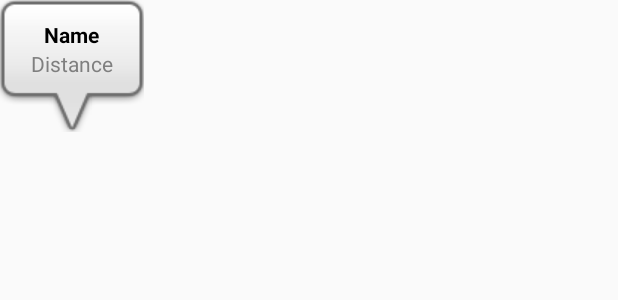
After one commit to mandinga90/WannaDrink, an Android app: the layout custom_info_window.xml on its own in the app's theme, with its tools: preview values and no code run, on a phone screen of 412 x 824 dp. The commit adds this screen. Shown: the top 300 px of the screen. Run offline under Robolectric (Android 15) with nearby library versions, the phone set to English and light mode, and no system bars.

Commit message:
Custom infoWindow for map marker with clickable balloon

```diff
--- a/app/src/main/java/com/wanna_drink/wannadrink/activities/MapsActivity.java
+++ b/app/src/main/java/com/wanna_drink/wannadrink/activities/MapsActivity.java
@@ -13,6 +13,11 @@ import android.support.v4.app.ActivityCompat;
 import android.support.v4.app.FragmentActivity;
 import android.os.Bundle;
 import android.support.v4.content.ContextCompat;
+import android.view.Gravity;
+import android.view.View;
+import android.view.ViewGroup;
+import android.widget.LinearLayout;
+import android.widget.TextView;
 import android.widget.Toast;
 
 import com.google.android.gms.location.FusedLocationProviderClient;
@@ -25,6 +30,7 @@ import com.google.android.gms.maps.SupportMapFragment;
 import com.google.android.gms.maps.model.BitmapDescriptorFactory;
 import com.google.android.gms.maps.model.CameraPosition;
 import com.google.android.gms.maps.model.LatLng;
+import com.google.android.gms.maps.model.Marker;
 import com.google.android.gms.maps.model.MarkerOptions;
 import com.google.android.gms.tasks.OnSuccessListener;
 import com.wanna_drink.wannadrink.R;
@@ -34,24 +40,20 @@ import com.wanna_drink.wannadrink.entities.UserBuilder;
 import com.wanna_drink.wannadrink.functional.App;
 import com.wanna_drink.wannadrink.functional.Consumer;
 import com.wanna_drink.wannadrink.functional.RetainFragment;
-import com.wanna_drink.wannadrink.functional.SafeConversions;
 
-import java.util.ArrayList;
-import java.util.Date;
 import java.util.List;
 import java.util.Map;
 
 import static android.preference.PreferenceManager.getDefaultSharedPreferences;
 import static com.wanna_drink.wannadrink.functional.App.buddies;
 import static com.wanna_drink.wannadrink.functional.App.mUser;
-import static com.wanna_drink.wannadrink.functional.App.uId;
 import static com.wanna_drink.wannadrink.functional.App.userList;
 import static com.wanna_drink.wannadrink.functional.SafeConversions.toDouble;
 import static com.wanna_drink.wannadrink.functional.SafeConversions.toInt;
 
 public class MapsActivity extends FragmentActivity
         implements OnMapReadyCallback, GoogleMap.OnMyLocationButtonClickListener,
-        GoogleMap.OnMyLocationClickListener {
+        GoogleMap.OnMyLocationClickListener, GoogleMap.OnInfoWindowClickListener {
     private static final int MY_LOCATION_REQUEST_CODE = 1;
     static private GoogleMap mMap;
     static Location currentLocation = new Location("Current");
@@ -103,6 +105,27 @@ public class MapsActivity extends FragmentActivity
         mMap.getUiSettings().setZoomControlsEnabled(true);
         mMap.getUiSettings().setCompassEnabled(true);
         mMap.getUiSettings().setAllGesturesEnabled(true);
+
+        // Set custom InfoWindowAdapter for markers
+        mMap.setInfoWindowAdapter(new GoogleMap.InfoWindowAdapter(){
+
+            @Override
+            public View getInfoWindow(Marker marker) {
+                View mWindow = getLayoutInflater().inflate(R.layout.custom_info_window, null);
+                TextView tv1 = (TextView)mWindow.findViewById(R.id.title);
+                tv1.setText(marker.getTitle());
+                TextView tv2 = (TextView)mWindow.findViewById(R.id.snippet);
+                tv2.setText(marker.getSnippet());
+                return mWindow;
+            }
+
+            @Override
+            public View getInfoContents(Marker marker) {
+                return null;
+            }
+        });
+
+
         MapsInitializer.initialize(this);
 
         //Get current location data
@@ -132,6 +155,7 @@ public class MapsActivity extends FragmentActivity
                         }
                     });
         }
+
     }
 
     /**Creates current User object using current location
@@ -301,21 +325,31 @@ public class MapsActivity extends FragmentActivity
             int distanceKM = (int) toDouble(buddy.getDistance());
             int distanceM = 10 * (int) ((toDouble(buddy.getDistance()) - distanceKM) * 100);
 
-            //TODO later: Create custom InfoWindowAdapter with user-picture and buttons https://developers.google.com/maps/documentation/android-api/infowindows
-            mMap.addMarker(new MarkerOptions()
+            Marker marker = mMap.addMarker(new MarkerOptions()
                     .position(point)
                     .snippet( "Distance: " + distanceKM + "km " + distanceM + "m " )
-                    .icon(BitmapDescriptorFactory
-                            .fromBitmap(bitmapSmall))
+                    .icon(BitmapDescriptorFactory.fromBitmap(bitmapSmall))
                     .title(buddy.getName()));
+            //Add user to marker
+            // to retrieve later: User myRestoredData = (User)marker.getTag(user);
+            // https://stackoverflow.com/questions/13884105/android-google-maps-v2-add-object-to-marker
+            marker.setTag(buddy);
+
+
         }
         //Add myself to the map as a Basic Red Marker
-        mMap.addMarker(new MarkerOptions()
+        Marker marker = mMap.addMarker(new MarkerOptions()
                 .position(newLatLng)
                 .snippet( "Ready to drink!" )
                 .title(mUser.getName()));
+        marker.setTag(mUser);
 
         //TODO: Add moveCamera to the perfect point, and zoom-in/out
         //TODO: so you could see your personal marker and markers of 3 nearest people at once with optimal scale zoom-in.
     }
+
+    @Override
+    public void onInfoWindowClick(Marker marker) {
+        Toast.makeText(this, "onInfoWindowClick", Toast.LENGTH_LONG).show();
+    }
 }
--- /dev/null
+++ b/app/src/main/res/layout/custom_info_window.xml
@@ -0,0 +1,56 @@
+<?xml version="1.0" encoding="utf-8"?><!--
+     Copyright (C) 2012 The Android Open Source Project
+
+     Licensed under the Apache License, Version 2.0 (the "License");
+     you may not use this file except in compliance with the License.
+     You may obtain a copy of the License at
+
+          http://www.apache.org/licenses/LICENSE-2.0
+
+     Unless required by applicable law or agreed to in writing, software
+     distributed under the License is distributed on an "AS IS" BASIS,
+     WITHOUT WARRANTIES OR CONDITIONS OF ANY KIND, either express or implied.
+     See the License for the specific language governing permissions and
+     limitations under the License.
+-->
+<LinearLayout xmlns:android="http://schemas.android.com/apk/res/android"
+    android:layout_width="wrap_content"
+    android:layout_height="wrap_content"
+    android:background="@drawable/custom_info_bubble"
+    android:orientation="horizontal">
+
+    <ImageView
+        android:id="@+id/badge"
+        android:layout_width="wrap_content"
+        android:layout_height="wrap_content"
+        android:layout_marginRight="5dp"
+        android:adjustViewBounds="true"></ImageView>
+
+    <LinearLayout
+        android:layout_width="wrap_content"
+        android:layout_height="wrap_content"
+        android:orientation="vertical">
+
+        <TextView
+            android:id="@+id/title"
+            android:layout_width="wrap_content"
+            android:layout_height="wrap_content"
+            android:layout_gravity="center_horizontal"
+            android:ellipsize="end"
+            android:singleLine="true"
+            android:textColor="#ff000000"
+            android:text="Name"
+            android:textSize="14dp"
+            android:textStyle="bold" />
+
+        <TextView
+            android:id="@+id/snippet"
+            android:layout_width="wrap_content"
+            android:layout_height="wrap_content"
+            android:ellipsize="end"
+            android:singleLine="true"
+            android:text="Distance"
+            android:textColor="#ff7f7f7f"
+            android:textSize="14dp" />
+    </LinearLayout>
+</LinearLayout>
```
Also changed, not shown: app/src/main/res/drawable/custom_info_bubble.9.png (added), app/src/main/res/drawable/if_forum_24_51409.png (added), app/src/main/res/drawable/info_window_overlay.png (added).
